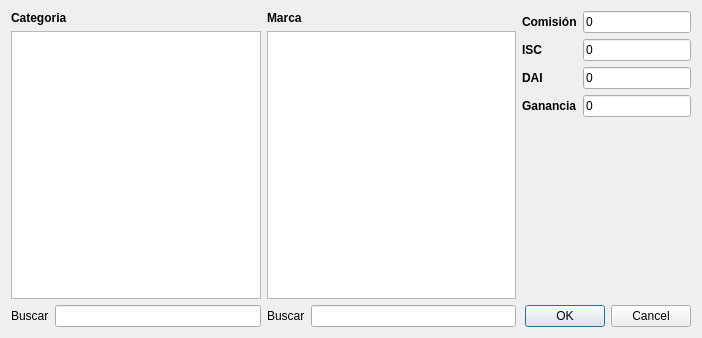
Before: the Qt Designer form src/ui/articulos.ui in armonge/EsquipulasPy, drawn with Qt 5.
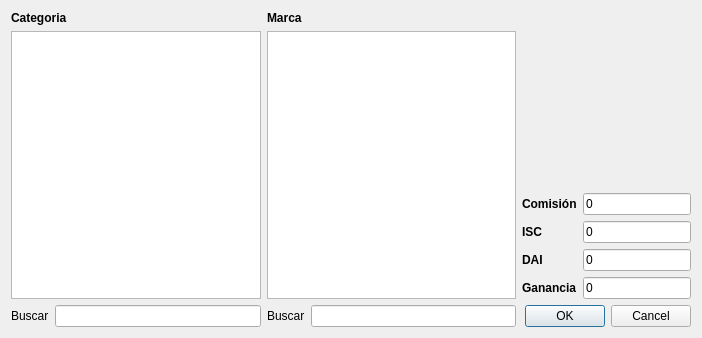
After: the same form once the commit is applied.

```diff
--- a/src/ui/articulos.ui
+++ b/src/ui/articulos.ui
@@ -45,7 +45,7 @@
      <property name="fieldGrowthPolicy">
       <enum>QFormLayout::ExpandingFieldsGrow</enum>
      </property>
-     <item row="0" column="0">
+     <item row="1" column="0">
       <widget class="QLabel" name="label">
        <property name="text">
         <string>&lt;b&gt;Comisión&lt;/b&gt;</string>
@@ -55,14 +55,14 @@
        </property>
       </widget>
      </item>
-     <item row="0" column="1">
+     <item row="1" column="1">
       <widget class="QLineEdit" name="txtComission">
        <property name="text">
         <string>0</string>
        </property>
       </widget>
      </item>
-     <item row="1" column="0">
+     <item row="2" column="0">
       <widget class="QLabel" name="label_3">
        <property name="text">
         <string>&lt;b&gt;ISC&lt;/b&gt;</string>
@@ -72,14 +72,14 @@
        </property>
       </widget>
      </item>
-     <item row="1" column="1">
+     <item row="2" column="1">
       <widget class="QLineEdit" name="txtISC">
        <property name="text">
         <string>0</string>
        </property>
       </widget>
      </item>
-     <item row="2" column="0">
+     <item row="3" column="0">
       <widget class="QLabel" name="label_2">
        <property name="text">
         <string>&lt;b&gt;DAI&lt;/b&gt;</string>
@@ -89,14 +89,14 @@
        </property>
       </widget>
      </item>
-     <item row="2" column="1">
+     <item row="3" column="1">
       <widget class="QLineEdit" name="txtDAI">
        <property name="text">
         <string>0</string>
        </property>
       </widget>
      </item>
-     <item row="3" column="0">
+     <item row="4" column="0">
       <widget class="QLabel" name="label_4">
        <property name="text">
         <string>&lt;b&gt;Ganancia&lt;/b&gt;</string>
@@ -106,13 +106,26 @@
        </property>
       </widget>
      </item>
-     <item row="3" column="1">
+     <item row="4" column="1">
       <widget class="QLineEdit" name="txtProfit">
        <property name="text">
         <string>0</string>
        </property>
       </widget>
      </item>
+     <item row="0" column="0" colspan="2">
+      <spacer name="verticalSpacer">
+       <property name="orientation">
+        <enum>Qt::Vertical</enum>
+       </property>
+       <property name="sizeHint" stdset="0">
+        <size>
+         <width>20</width>
+         <height>40</height>
+        </size>
+       </property>
+      </spacer>
+     </item>
     </layout>
    </item>
    <item row="1" column="0" rowspan="2">
```
Left out of the diff: 6 changed lines with no effect on the pictures.
